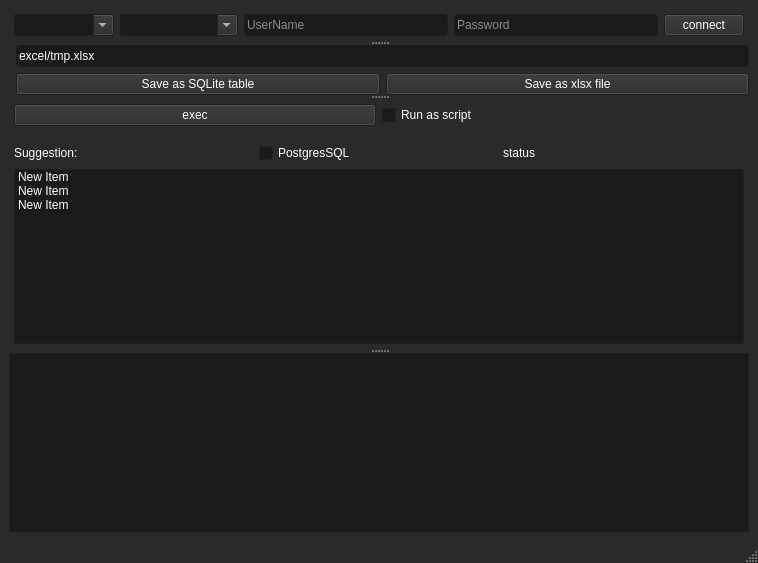
Before: the Qt Designer form table.ui in gfifgfifofich/DB_loader, drawn with Qt 5.
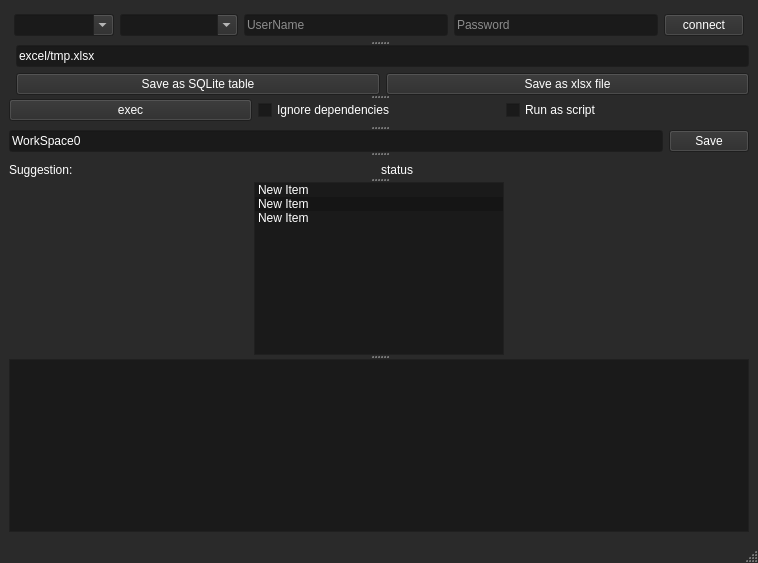
After: the same form once the commit is applied.

Commit message: WorkSpaces, script dependencies

What changed in the file:
```diff
--- a/table.ui
+++ b/table.ui
@@ -507,9 +507,6 @@
    <layout class="QVBoxLayout" name="verticalLayout">
     <item>
      <widget class="QSplitter" name="splitter">
-      <property name="enabled">
-       <bool>true</bool>
-      </property>
       <property name="orientation">
        <enum>Qt::Orientation::Vertical</enum>
       </property>
@@ -615,20 +612,6 @@
        </layout>
       </widget>
       <widget class="QWidget" name="layoutWidget">
-       <layout class="QVBoxLayout" name="verticalLayout_3">
-        <property name="leftMargin">
-         <number>5</number>
-        </property>
-        <property name="topMargin">
-         <number>5</number>
-        </property>
-        <property name="rightMargin">
-         <number>5</number>
-        </property>
-        <property name="bottomMargin">
-         <number>5</number>
-        </property>
-        <item>
          <layout class="QHBoxLayout" name="horizontalLayout_5">
           <property name="bottomMargin">
            <number>5</number>
@@ -640,6 +623,13 @@
             </property>
            </widget>
           </item>
+        <item>
+         <widget class="QCheckBox" name="ignoreDepsCheckBox">
+          <property name="text">
+           <string>Ignore dependencies</string>
+          </property>
+         </widget>
+        </item>
           <item>
            <widget class="QCheckBox" name="CheckBoxScript">
             <property name="text">
@@ -648,8 +638,26 @@
            </widget>
           </item>
          </layout>
+      </widget>
+      <widget class="QWidget" name="horizontalLayoutWidget">
+       <layout class="QHBoxLayout" name="horizontalLayout_6">
+        <item>
+         <widget class="QLineEdit" name="lineEdit_4">
+          <property name="text">
+           <string>WorkSpace0</string>
+          </property>
+         </widget>
         </item>
         <item>
+         <widget class="QPushButton" name="pushButton_4">
+          <property name="text">
+           <string>Save</string>
+          </property>
+         </widget>
+        </item>
+       </layout>
+      </widget>
+      <widget class="QWidget" name="layoutWidget">
          <layout class="QHBoxLayout" name="horizontalLayout_2">
           <property name="topMargin">
            <number>6</number>
@@ -661,13 +669,6 @@
             </property>
            </widget>
           </item>
-          <item>
-           <widget class="QCheckBox" name="checkBox">
-            <property name="text">
-             <string>PostgresSQL</string>
-            </property>
-           </widget>
-          </item>
           <item>
            <widget class="QLabel" name="statuslabel">
             <property name="text">
@@ -692,11 +693,23 @@
            </spacer>
           </item>
          </layout>
-        </item>
-        <item>
+      </widget>
+      <widget class="QWidget" name="layoutWidget">
          <layout class="QHBoxLayout" name="horizontalLayout_3">
           <item>
            <widget class="QListWidget" name="listWidget">
+          <property name="maximumSize">
+           <size>
+            <width>250</width>
+            <height>16777215</height>
+           </size>
+          </property>
+          <property name="alternatingRowColors">
+           <bool>true</bool>
+          </property>
+          <property name="selectionMode">
+           <enum>QAbstractItemView::SelectionMode::SingleSelection</enum>
+          </property>
             <item>
              <property name="text">
               <string>New Item</string>
@@ -713,8 +726,6 @@
              </property>
             </item>
            </widget>
-          </item>
-         </layout>
         </item>
        </layout>
       </widget>
```
Left out of the diff: 2 changed lines with no effect on the pictures. Lines whose indentation alone changed are shown as unchanged. The commit also changes 4 other files.
